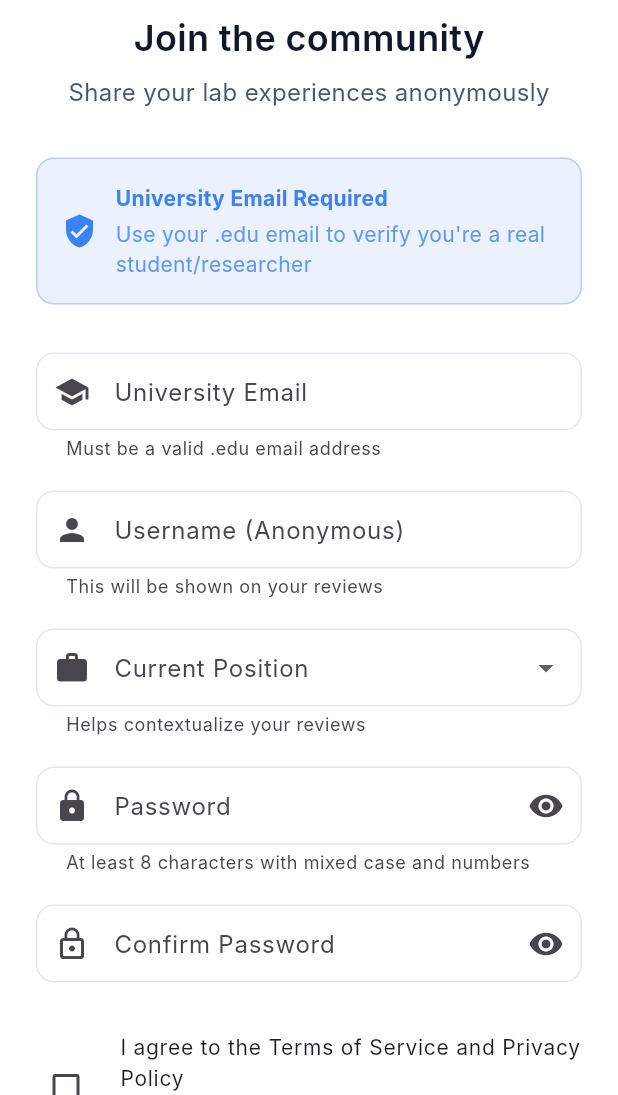
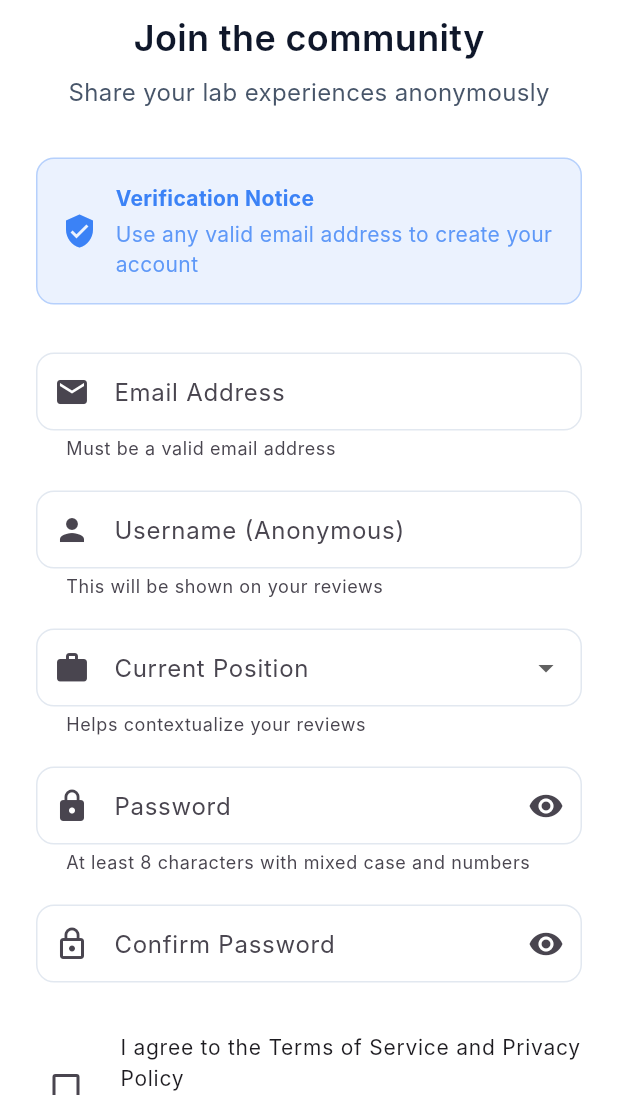
Before and after one commit to c5551051011/insidelab_frontend, a Flutter app: the SignUpScreen screen opened by its route, on a phone screen of 412 x 824 dp, the part 141-1236 px from its top. Run offline on Flutter 3.47's test engine with Material 3 defaults, Android fonts, the phone set to English and light mode, and no system bars; our stand-ins replace google_sign_in, shared_preferences; accounts and stored records are empty; Roboto replaces fonts that are missing (Inter).

Commit message:
Remove university email requirement for user registration
- Remove .edu email validation requirement
- Update all users to verified status by default
- Simplify sign-up form to accept any valid email
- Update UI text to reflect new email requirements
- Remove verification notice for non-edu emails

🤖 Generated with [Claude Code](https://claude.ai/code)

Co-Authored-By: Claude <noreply@anthropic.com>

```diff
--- a/lib/data/providers/data_providers.dart
+++ b/lib/data/providers/data_providers.dart
@@ -247,19 +247,12 @@ class AuthProvider extends ChangeNotifier {
           id: result['uid'],
           email: result['email'] ?? '',
           name: result['displayName'] ?? result['email']?.split('@')[0] ?? 'User',
-          verificationStatus: (result['isEduEmail'] ?? false)
-            ? VerificationStatus.verified
-            : VerificationStatus.unverified,
+          verificationStatus: VerificationStatus.verified,
           joinedDate: DateTime.now(),
           reviewCount: 0,
           helpfulVotes: 0,
         );
         _isAuthenticated = true;
-
-        // Show verification notice if not edu email
-        if (!(result['isEduEmail'] ?? false)) {
-          _errorMessage = 'Please use your university email (.edu) for full verification';
-        }
       }
     } catch (error) {
       _errorMessage = GoogleAuthService.getErrorMessage(error);
@@ -284,9 +277,7 @@ class AuthProvider extends ChangeNotifier {
           id: userData['uid'],
           email: userData['email'] ?? '',
           name: userData['displayName'] ?? userData['email']?.split('@')[0] ?? 'User',
-          verificationStatus: (userData['isEduEmail'] ?? false)
-            ? VerificationStatus.verified
-            : VerificationStatus.unverified,
+          verificationStatus: VerificationStatus.verified,
           joinedDate: DateTime.now(), // In real app, get from backend
           reviewCount: 0, // In real app, get from backend
           helpfulVotes: 0, // In real app, get from backend
@@ -328,10 +319,4 @@ class AuthProvider extends ChangeNotifier {
     _errorMessage = null;
     notifyListeners();
   }
-
-  // Verify edu email
-  Future<bool> verifyEduEmail(String email) async {
-    // Check if email ends with .edu
-    return email.toLowerCase().endsWith('.edu');
-  }
 }
--- a/lib/presentation/screens/auth/sign_up_screen.dart
+++ b/lib/presentation/screens/auth/sign_up_screen.dart
@@ -114,7 +114,7 @@ class _SignUpScreenState extends State<SignUpScreen> {
               crossAxisAlignment: CrossAxisAlignment.start,
               children: [
                 const Text(
-                  'University Email Required',
+                  'Verification Notice',
                   style: TextStyle(
                     fontWeight: FontWeight.bold,
                     color: AppColors.info,
@@ -122,7 +122,7 @@ class _SignUpScreenState extends State<SignUpScreen> {
                 ),
                 const SizedBox(height: 4),
                 Text(
-                  'Use your .edu email to verify you\'re a real student/researcher',
+                  'Use any valid email address to create your account',
                   style: TextStyle(
                     fontSize: 14,
                     color: AppColors.info.withOpacity(0.8),
@@ -145,10 +145,10 @@ class _SignUpScreenState extends State<SignUpScreen> {
             controller: _emailController,
             keyboardType: TextInputType.emailAddress,
             decoration: const InputDecoration(
-              labelText: 'University Email',
-              hintText: 'your.name@university.edu',
-              prefixIcon: Icon(Icons.school),
-              helperText: 'Must be a valid .edu email address',
+              labelText: 'Email Address',
+              hintText: 'your.email@example.com',
+              prefixIcon: Icon(Icons.email),
+              helperText: 'Must be a valid email address',
             ),
             validator: (value) {
               if (value == null || value.isEmpty) {
@@ -156,9 +156,6 @@ class _SignUpScreenState extends State<SignUpScreen> {
               }
               if (!Validators.isValidEmail(value)) {
                 return 'Please enter a valid email';
-              }
-              if (!Validators.isEduEmail(value)) {
-                return 'Please use a university email (.edu or equivalent)';
               }
               return null;
             },
@@ -561,19 +558,18 @@ class _SignUpScreenState extends State<SignUpScreen> {
                     textAlign: TextAlign.center,
                   ),
                   const SizedBox(height: 16),
-                  if (authProvider.currentUser?.isVerified == false)
                   Container(
                     padding: const EdgeInsets.all(12),
                     decoration: BoxDecoration(
-                        color: Colors.orange.withOpacity(0.1),
+                      color: AppColors.success.withOpacity(0.1),
                       borderRadius: BorderRadius.circular(8),
                     ),
                     child: Column(
                       children: [
-                          const Icon(Icons.info, color: Colors.orange),
+                        Icon(Icons.check_circle, color: AppColors.success),
                         const SizedBox(height: 8),
                         const Text(
-                            'Note: For full verification, please use your university email (.edu)',
+                          'Your account is ready to use!',
                           style: TextStyle(fontSize: 14),
                           textAlign: TextAlign.center,
                         ),
--- a/lib/utils/validators.dart
+++ b/lib/utils/validators.dart
@@ -8,9 +8,9 @@ class Validators {
     return emailRegex.hasMatch(email);
   }
 
-  // Edu email validation
+  // Edu email validation (removed .edu requirement for production)
   static bool isEduEmail(String email) {
-    return isValidEmail(email) && email.toLowerCase().endsWith('.edu');
+    return isValidEmail(email);
   }
 
   // Password validation
```
Lines whose indentation alone changed are shown as unchanged.
